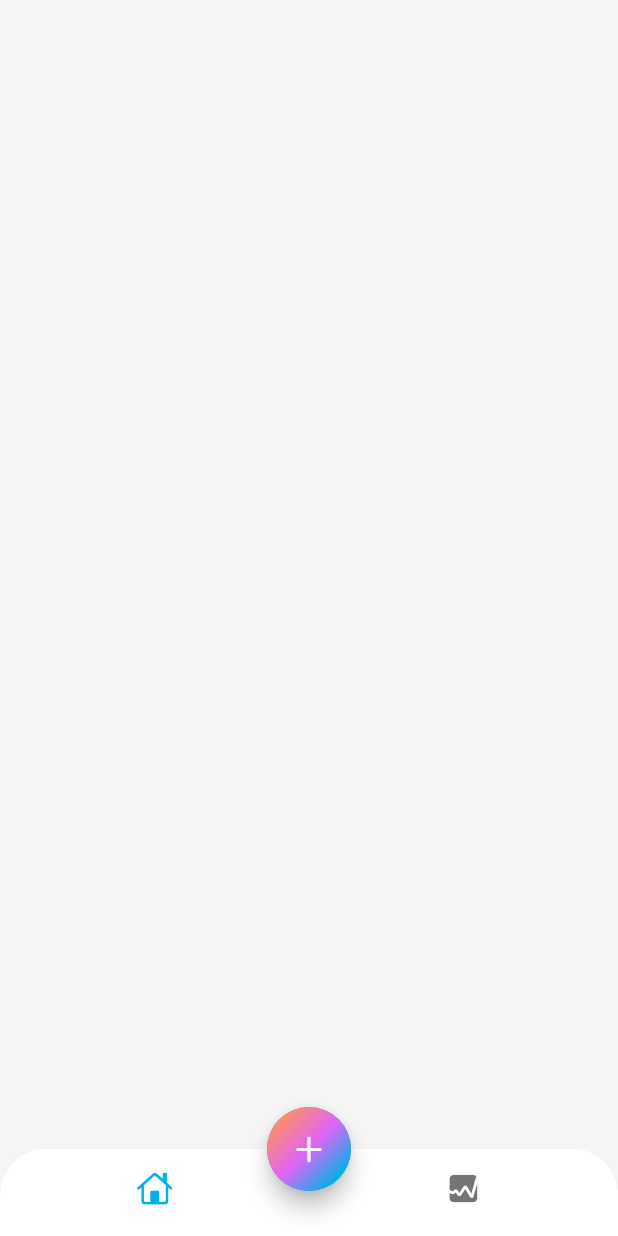
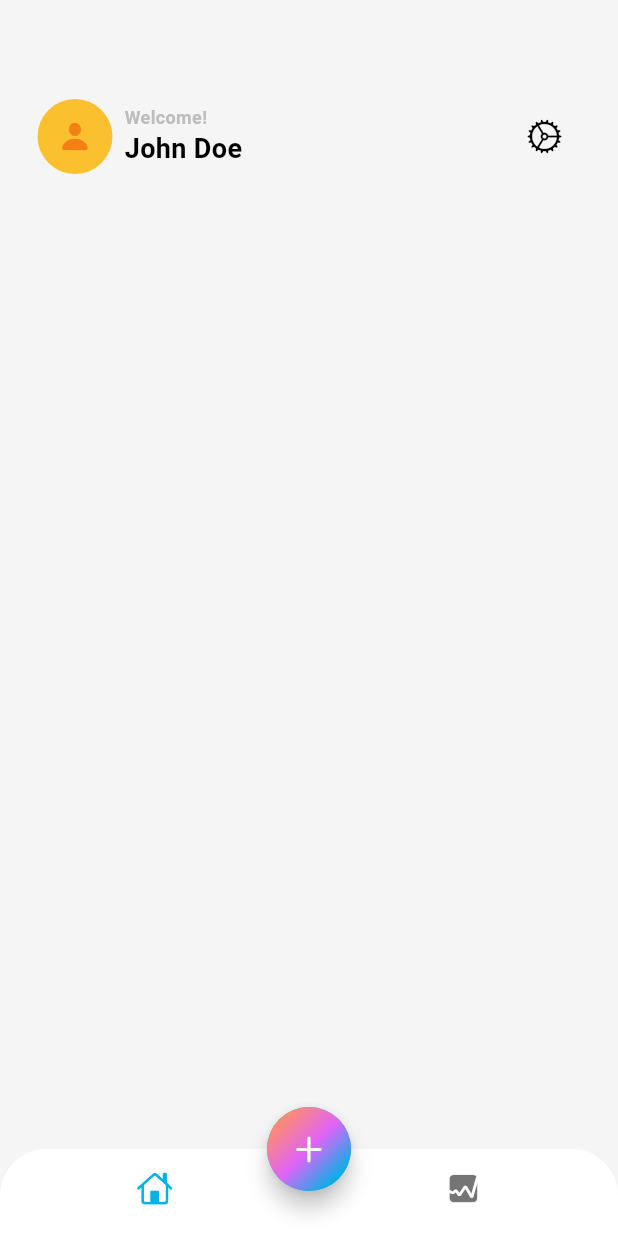
Before and after one commit to StaticBuilder/PERSONAL_FINANCE_TRACKER, a Flutter app: the screen it shows after launch, on a phone screen of 412 x 824 dp. Run offline on Flutter 3.47's test engine with Material 3 defaults, Android fonts, the phone set to English and light mode, and no system bars.

Commit message:
First Look at the MainScreen.dart file (32:48)

```diff
--- a/finance_tracker_app/lib/app_view.dart
+++ b/finance_tracker_app/lib/app_view.dart
@@ -17,7 +17,7 @@ class MyAppView extends StatelessWidget {
           primary: const Color(0xFF00B2E7),
           secondary: const Color(0xFFE064F7),
           tertiary: const Color(0xFFFF8D6C),
-          //outline: Colors.grey
+          outline: Colors.grey.shade400
           )
         ),
         home: const HomeScreen(),
--- a/finance_tracker_app/lib/screens/home/views/home_screen.dart
+++ b/finance_tracker_app/lib/screens/home/views/home_screen.dart
@@ -2,6 +2,8 @@ import 'dart:math';
 
 import 'package:flutter/cupertino.dart';
 import 'package:flutter/material.dart';
+
+import 'main_screen.dart';
 
 class HomeScreen extends StatelessWidget {
   const HomeScreen({super.key});
@@ -50,7 +52,8 @@ class HomeScreen extends StatelessWidget {
                     )),
                 child: const Icon(CupertinoIcons.add),
               ),
-      )
+      ),
+      body: const MainScreen(),
     );
   }
 }
--- /dev/null
+++ b/finance_tracker_app/lib/screens/home/views/main_screen.dart
@@ -0,0 +1,68 @@
+import 'package:flutter/cupertino.dart';
+import 'package:flutter/material.dart';
+
+class MainScreen extends StatelessWidget {
+  const MainScreen({super.key});
+
+  @override
+  Widget build(BuildContext context) {
+    return SafeArea(
+      child: Padding(
+        padding: const EdgeInsets.symmetric(horizontal: 25.0, vertical: 10),
+        child: Column(
+          children: [
+            Row(
+              mainAxisAlignment: MainAxisAlignment.spaceBetween,
+              children: [
+                Row(
+                  children: [
+                    Stack(
+                      alignment: Alignment.center,
+                      children: [
+                        Container(
+                          width: 50,
+                          height: 50,
+                          decoration: BoxDecoration(
+                            shape: BoxShape.circle,
+                            color: Colors.yellow[700]
+                          ),
+                        ),
+                        Icon(
+                          CupertinoIcons.person_fill,
+                          color: Colors.yellow[900],
+                        )
+                      ],
+                    ),
+                    const SizedBox(width: 8,),
+                    Column(
+                      crossAxisAlignment: CrossAxisAlignment.start,
+                      children: [
+                        Text(
+                          "Welcome!",
+                          style: TextStyle(
+                            fontSize: 12,
+                            fontWeight: FontWeight.w600,
+                            color: Theme.of(context).colorScheme.outline
+                          ),
+                        ),
+                        Text(
+                          "John Doe",
+                          style: TextStyle(
+                            fontSize: 18,
+                            fontWeight: FontWeight.bold,
+                            color: Theme.of(context).colorScheme.onSurface
+                          ),
+                        )
+                      ],
+                    ),
+                  ],
+                ),
+                IconButton(onPressed: () {}, icon: const Icon(CupertinoIcons.settings))
+              ],
+            ),
+          ]
+        )
+      )
+    );
+  }
+}
```
